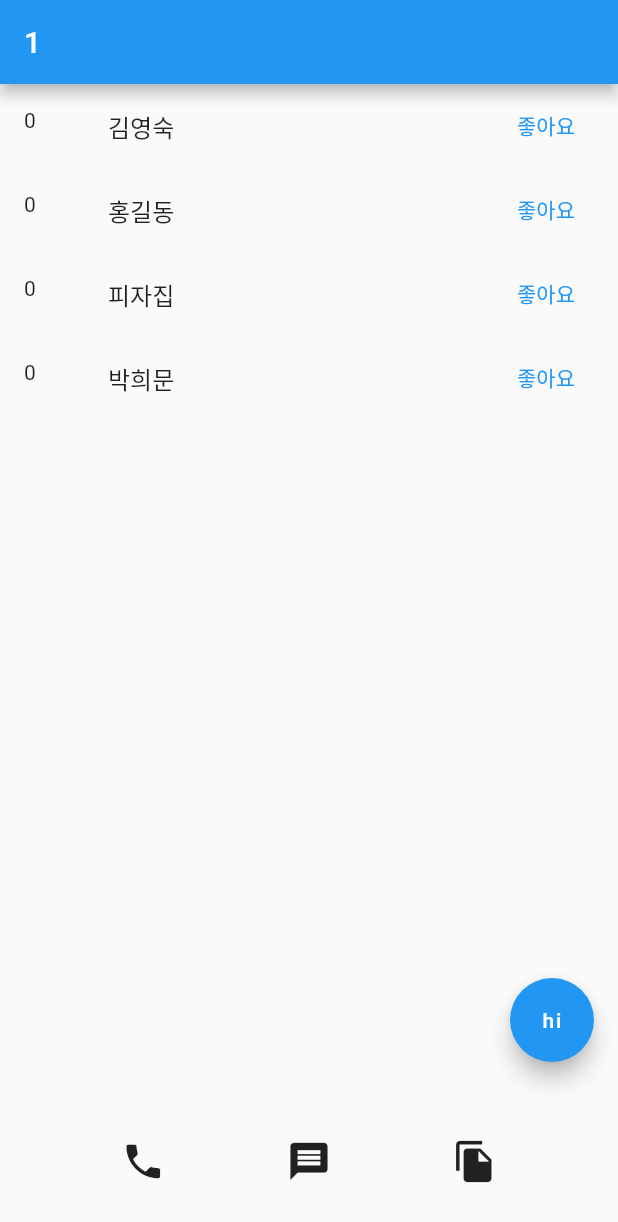
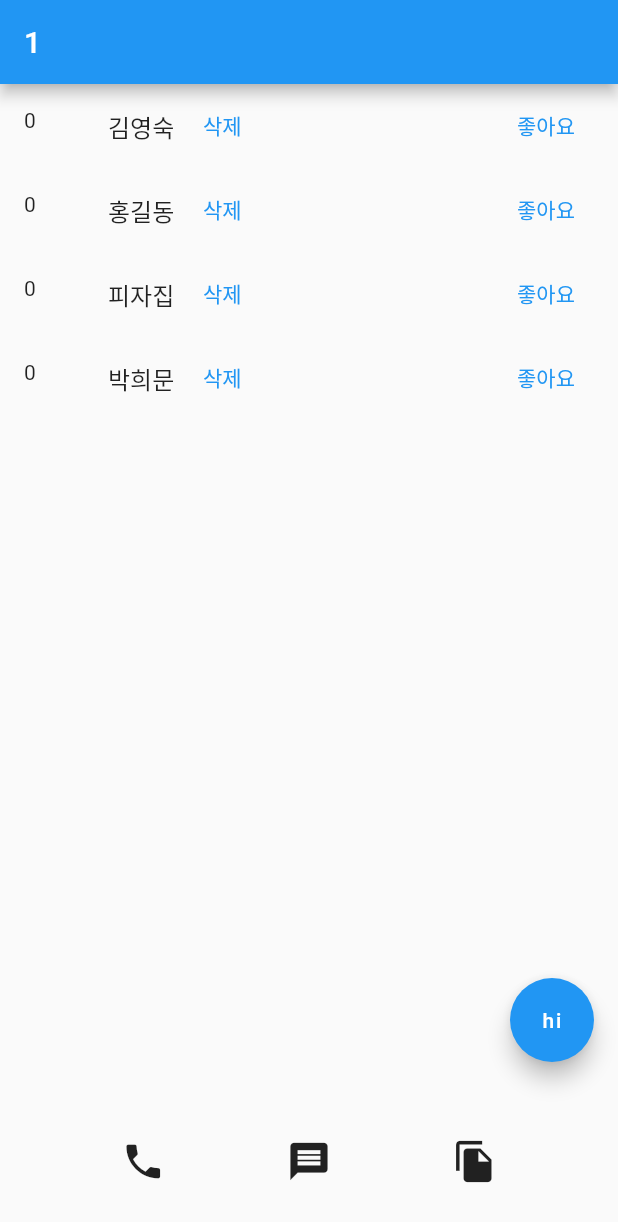
Before and after one commit to BAR-KEY/contact-app, a Flutter app: the screen it shows after launch, on a phone screen of 412 x 824 dp. Shown: the top 1222 px of the screen. Run offline on Flutter 3.47's test engine with Material 2 defaults, Android fonts, the phone set to English and light mode, and no system bars.

Commit message:
삭제기능 구현

```diff
--- a/lib/main.dart
+++ b/lib/main.dart
@@ -1,4 +1,8 @@
 import 'package:flutter/material.dart';
+// todo
+// listtile의 속성알기
+// listtile title 옆에 버튼 만들수 있는 속성찾아서 넣기
+// 버튼 onpressed에 삭제 함수 만들서 넣기
 
 void main() {
   runApp(const MyApp());
@@ -32,6 +36,12 @@ class _MyAppState extends State<MyApp> {
     return a;
   }
 
+  delete(deleteName) {
+    setState(() {
+      name.removeAt(deleteName);
+    });
+  }
+
   @override
   Widget build(BuildContext context) {
     return MaterialApp(
@@ -45,7 +55,17 @@ class _MyAppState extends State<MyApp> {
         itemBuilder: (c, i) {
           return ListTile(
             leading: Text(count[i].toString()),
-            title: Text(name[i]),
+            title: Row(
+              children: [
+                Text(name[i]),
+                TextButton(
+                  onPressed: () {
+                    delete(i);
+                  },
+                  child: Text('삭제'),
+                )
+              ],
+            ),
             trailing: TextButton(
               child: Text('좋아요'),
               onPressed: () {
@@ -107,6 +127,10 @@ class DialogUI extends StatelessWidget {
                               fontSize: 20, fontWeight: FontWeight.w600),
                         ),
                         TextField(
+                          decoration: InputDecoration(
+                            border: OutlineInputBorder(),
+                            labelText: 'EnterName',
+                          ),
                           onChanged: (text) {
                             inputData = text;
                           },
```
